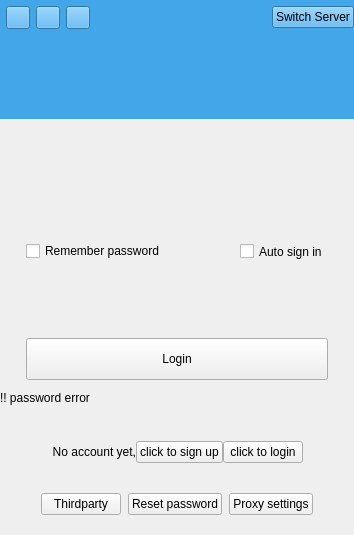
Old version of the form src/ui/wizLoginDialog.ui in the repository WizTeam/WizQTClient.
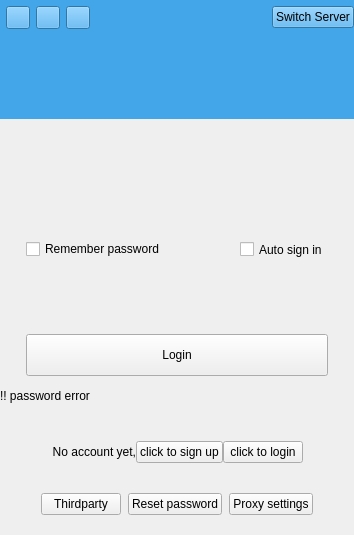
New version of the form. Custom widgets are drawn as their Qt base class.

Commit message: 恢复默认的按钮样式

Patch:
```diff
--- a/src/ui/wizLoginDialog.ui
+++ b/src/ui/wizLoginDialog.ui
@@ -577,7 +577,7 @@
      <property name="minimumSize">
       <size>
        <width>0</width>
-       <height>16</height>
+       <height>20</height>
       </size>
      </property>
      <property name="text">
```
The commit also changes 3 other files.
